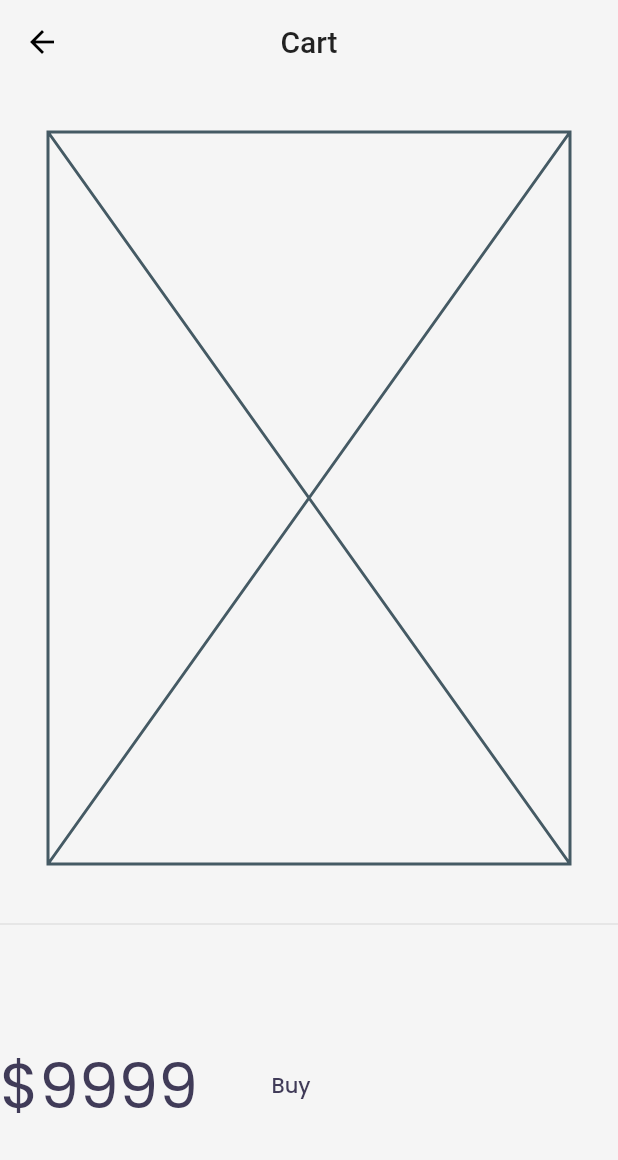
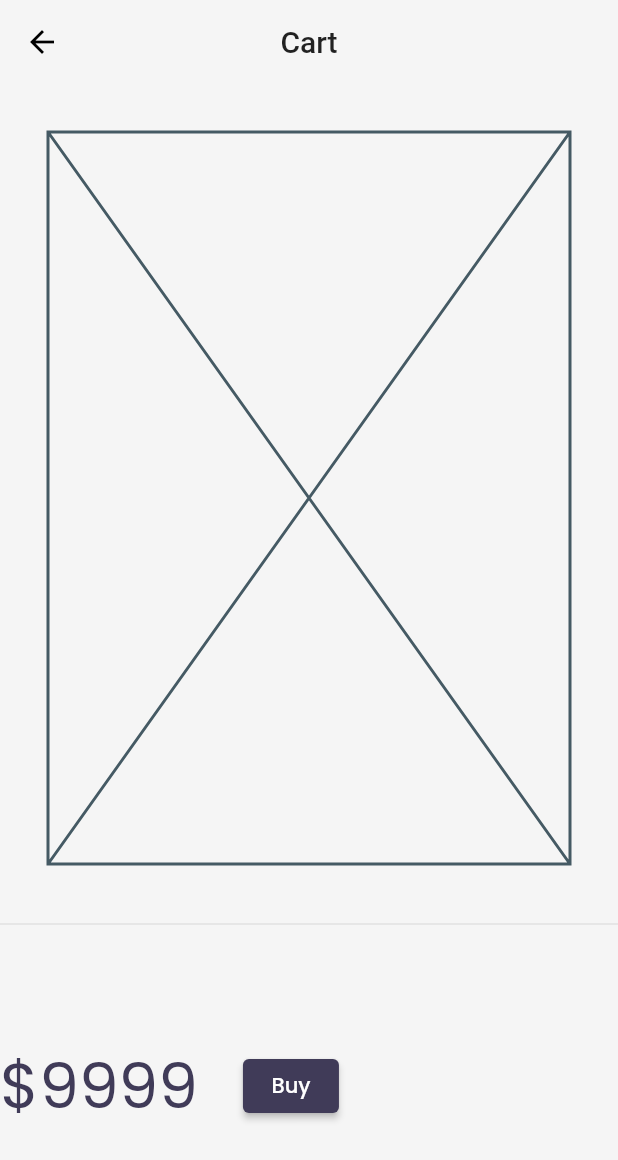
Before and after one commit to derpLLC/catalog, a Flutter app: the CartPage screen opened by its route, on a phone screen of 412 x 824 dp. Shown: the top 1160 px of the screen. Run offline on Flutter 3.47's test engine with Material 2 defaults, Android fonts, the phone set to English and light mode, and no system bars; our stand-ins replace google_fonts, velocity_x; network calls fail.

Commit message:
lib: cart_page: switch to elevated button
Signed-off-by: Ayush Dubey <ayushdubey70@gmail.com>

```diff
--- a/lib/screens/cart_page.dart
+++ b/lib/screens/cart_page.dart
@@ -31,7 +31,11 @@ class _CartTotal extends StatelessWidget {
         children: [
           "\$9999".text.xl5.color(context.theme.accentColor).make(),
           30.widthBox,
-          TextButton(onPressed: () {}, child: "Buy".text.color(context.theme.buttonColor).make()),
+          ElevatedButton(onPressed: () {},
+              style: ButtonStyle(backgroundColor: MaterialStateProperty.all(context.theme.accentColor),
+              ),
+              child: "Buy".text.white.make()
+          ),
         ],
       ),
     );
```
